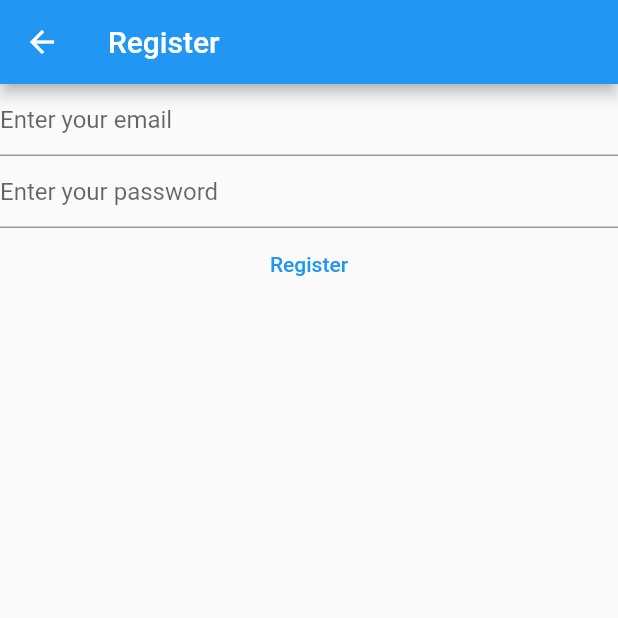
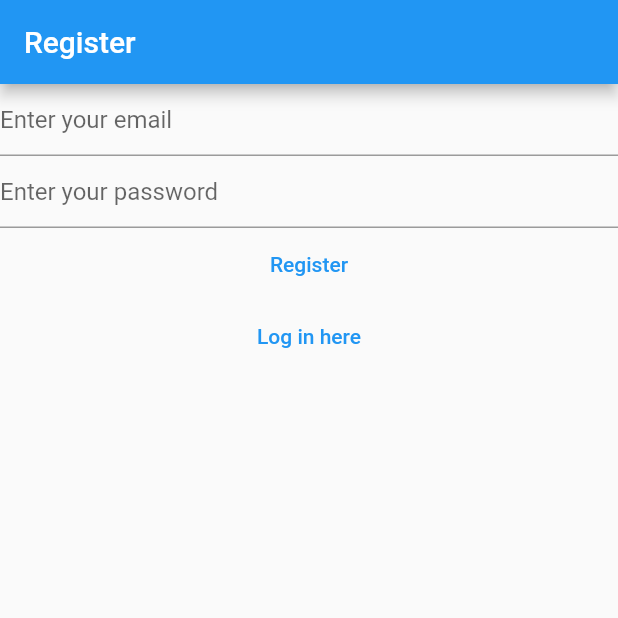
Before and after one commit to cutenesss/Note-Firebase, a Flutter app: the RegisterView screen opened directly, on a phone screen of 412 x 824 dp, the top half of it. Run offline on Flutter 3.47's test engine with Material 2 defaults, Android fonts, the phone set to English and light mode, and no system bars; our stand-ins replace firebase_auth, firebase_core; accounts and stored records are empty.

Commit message:
add view verify email and add navigate logi

```diff
--- a/lib/views/register_view.dart
+++ b/lib/views/register_view.dart
@@ -1,7 +1,5 @@
-import 'package:firebase_core/firebase_core.dart';
 import 'package:flutter/material.dart';
 import 'package:firebase_auth/firebase_auth.dart';
-import '../firebase_options.dart';
 
 class RegisterView extends StatefulWidget {
   const RegisterView({Key? key}) : super(key: key);
@@ -32,30 +30,21 @@ class _RegisterViewState extends State<RegisterView> {
   Widget build(BuildContext context) {
     return Scaffold(
       appBar: AppBar(title: const Text('Register')),
-        body: FutureBuilder(
-          future: Firebase.initializeApp(
-            options: DefaultFirebaseOptions.currentPlatform,
-          ),
-          builder: (context, snapshot) {
-            switch (snapshot.connectionState) {
-              case ConnectionState.done:
-                return Column(
+      body: Column(
         children: [
           TextField(
             controller: _email,
             enableSuggestions: false,
             autocorrect: false,
             keyboardType: TextInputType.emailAddress,
-                      decoration:
-                          const InputDecoration(hintText: 'Enter your email'),
+            decoration: const InputDecoration(hintText: 'Enter your email'),
           ),
           TextField(
             controller: _password,
             obscureText: true,
             enableSuggestions: false,
             autocorrect: false,
-                      decoration: const InputDecoration(
-                          hintText: 'Enter your password'),
+            decoration: const InputDecoration(hintText: 'Enter your password'),
           ),
           TextButton(
               onPressed: () async {
@@ -84,12 +73,14 @@ class _RegisterViewState extends State<RegisterView> {
                 }
               },
               child: const Text('Register')),
+          TextButton(
+              onPressed: () {
+                Navigator.of(context)
+                    .pushNamedAndRemoveUntil('/login/', (route) => false);
+              },
+              child: const Text('Log in here'))
         ],
+      ),
     );
-              default:
-                return const Text('Loading...');
-            }
-          },
-        ));
   }
 }
```
Also changed, not shown: lib/main.dart (+19 -9 lines), lib/views/login_view.dart (+12 -19 lines), lib/views/verify_email_view.dart (added, +29 -0 lines). Lines whose indentation alone changed are shown as unchanged.
